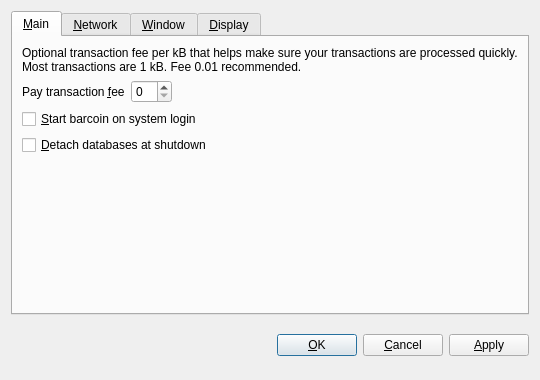
Above: src/qt/forms/optionsdialog.ui from sd166/dacoin before the change. Below: the same form after it.
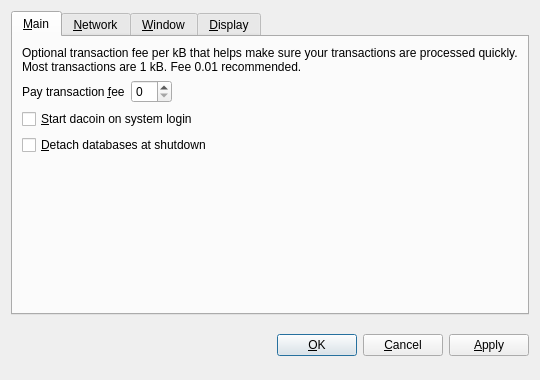
That is the form after the change. The open tabs and pages were chosen to show the change. Custom widgets are drawn as their Qt base class.

The edit to the form file:
```diff
--- a/src/qt/forms/optionsdialog.ui
+++ b/src/qt/forms/optionsdialog.ui
@@ -82,7 +82,7 @@
           <string>Automatically start barcoin after logging in to the system.</string>
          </property>
          <property name="text">
-          <string>&amp;Start barcoin on system login</string>
+          <string>&amp;Start dacoin on system login</string>
          </property>
         </widget>
        </item>
```
Left out of the diff: 12 changed lines with no effect on the pictures.
